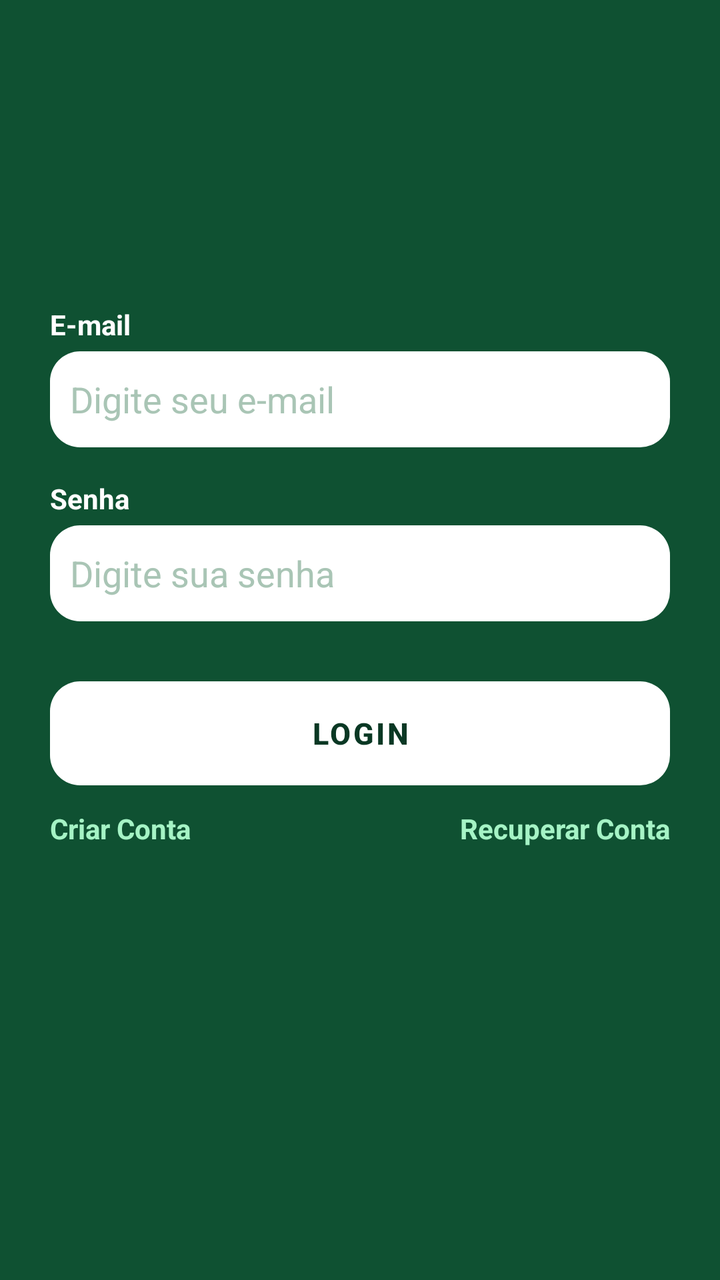
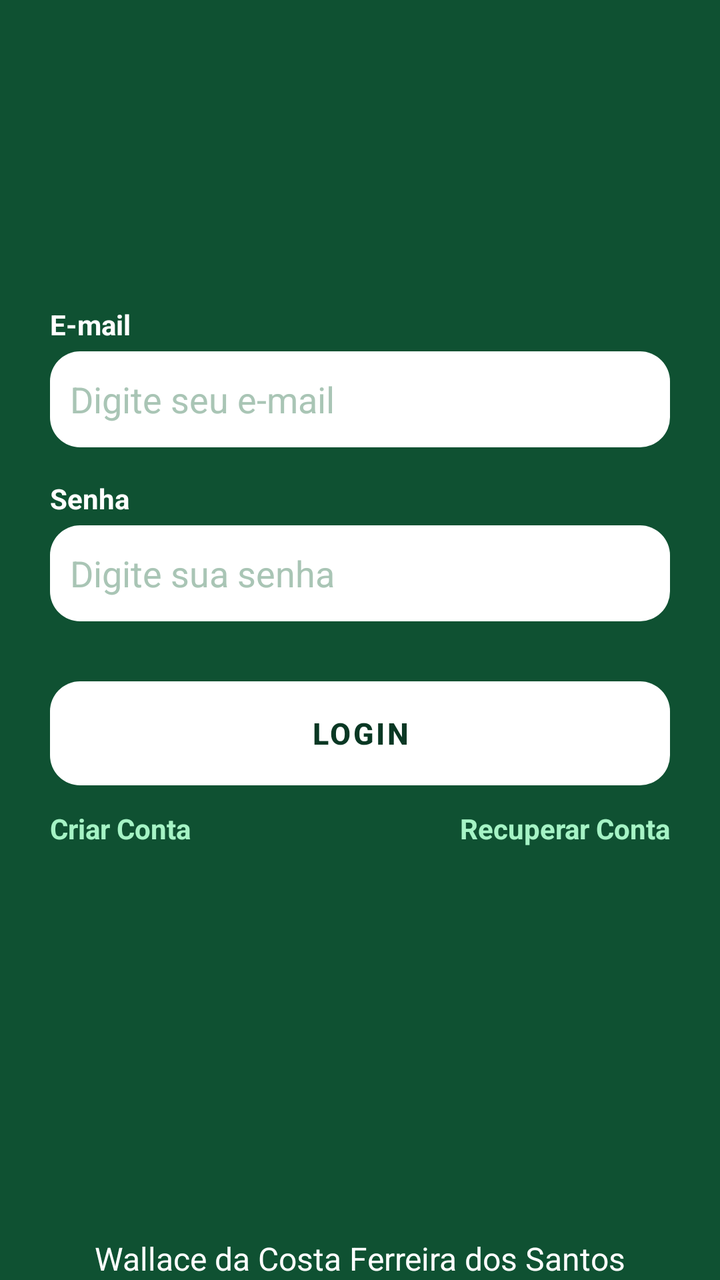

Compare the two renders of this Android layout. The source of the first and the diff that turns it into the second are given below.
<!-- AndroidManifest.xml: application theme Theme.Task -->
<!-- res/layout/fragment_login.xml -->
<?xml version="1.0" encoding="utf-8"?>
<androidx.constraintlayout.widget.ConstraintLayout
    xmlns:android="http://schemas.android.com/apk/res/android"
    xmlns:tools="http://schemas.android.com/tools"
    xmlns:app="http://schemas.android.com/apk/res-auto"
    android:layout_width="match_parent"
    android:layout_height="match_parent"
    android:background="@color/verdeelegante"
    tools:context=".ui.auth.LoginFragment">

    <LinearLayout
        android:id="@+id/linearLayout"
        android:layout_width="0dp"
        android:layout_height="wrap_content"
        android:orientation="vertical"
        android:layout_marginHorizontal="25dp"
        app:layout_constraintTop_toTopOf="parent"
        app:layout_constraintBottom_toBottomOf="parent"
        app:layout_constraintStart_toStartOf="parent"
        app:layout_constraintEnd_toEndOf="parent">

        
        <TextView
            android:layout_width="wrap_content"
            android:layout_height="wrap_content"
            android:text="E-mail"
            android:textColor="@color/white"
            android:textStyle="bold"/>

        <EditText
            android:layout_width="match_parent"
            android:layout_height="48dp"
            android:hint="Digite seu e-mail"
            android:textColor="@color/white"
            android:textColorHint="@color/grey2"
            android:inputType="textEmailAddress"
            android:padding="10dp"
            android:layout_marginTop="4dp"
            android:background="@drawable/bg_edit_text"/>

        
        <TextView
            android:layout_width="wrap_content"
            android:layout_height="wrap_content"
            android:text="Senha"
            android:textColor="@color/white"
            android:textStyle="bold"
            android:layout_marginTop="16dp"/>

        <EditText
            android:layout_width="match_parent"
            android:layout_height="48dp"
            android:hint="Digite sua senha"
            android:textColor="@color/white"
            android:textColorHint="@color/grey2"
            android:inputType="textPassword"
            android:padding="10dp"
            android:layout_marginTop="4dp"
            android:background="@drawable/bg_edit_text"/>

        
        <com.google.android.material.button.MaterialButton
            android:id="@+id/buttonLogin"
            android:layout_width="match_parent"
            android:layout_height="52dp"
            android:text="LOGIN"
            android:textColor="@color/verdeescuro"
            android:textStyle="bold"
            android:textSize="15sp"
            android:letterSpacing="0.08"
            android:layout_marginTop="30dp"
            android:background="@drawable/bg_btn"
            app:backgroundTint="@null"
            app:cornerRadius="12dp"/>

        
        <LinearLayout
            android:layout_width="match_parent"
            android:layout_height="wrap_content"
            android:orientation="horizontal"
            android:layout_marginTop="12dp">

            <TextView
                android:id="@+id/btnRegister"
                android:layout_width="0dp"
                android:layout_height="wrap_content"
                android:layout_weight="1"
                android:text="Criar Conta"
                android:textAlignment="textStart"
                android:textColor="@color/verdemint"
                android:textStyle="bold"/>

            <TextView
                android:id="@+id/btnRecover"
                android:layout_width="0dp"
                android:layout_height="wrap_content"
                android:layout_weight="1"
                android:text="Recuperar Conta"
                android:textAlignment="textEnd"
                android:textColor="@color/verdemint"
                android:textStyle="bold"/>
        </LinearLayout>

        
        <ProgressBar
            android:layout_width="wrap_content"
            android:layout_height="wrap_content"
            android:indeterminateTint="@color/verdealien"
            android:layout_gravity="center"
            android:layout_marginTop="16dp"
            android:visibility="invisible"
            tools:visibility="visible"/>

    </LinearLayout>

</androidx.constraintlayout.widget.ConstraintLayout>
<!-- resources referenced by this layout -->
<resources>
  <color name="grey2">#A9C5B5</color>
  <color name="verdealien">#55D68B</color>
  <color name="verdeelegante">#0F5132</color>
  <color name="verdeescuro">#0A3824</color>
  <color name="verdemint">#A5F3C5</color>
  <color name="white">#FFFFFFFF</color>
  <!-- drawable bg_btn (drawable) -->
  <?xml version="1.0" encoding="utf-8"?>
  <shape xmlns:android="http://schemas.android.com/apk/res/android"
      android:shape="rectangle">
  
      <solid android:color="@color/white"/>
      <corners android:radius="15dp"/>
  
  </shape>
  <!-- drawable bg_edit_text (drawable) -->
  <?xml version="1.0" encoding="utf-8"?>
  <shape xmlns:android="http://schemas.android.com/apk/res/android"
      android:shape="rectangle">
  
      <solid android:color="@color/white"/>
      <corners android:radius="15dp"/>
  
  </shape>
  <style name="Theme.Task" parent="Base.Theme.Task" />
  <style name="Base.Theme.Task" parent="Theme.Material3.DayNight.NoActionBar">
          
          <item name="colorPrimary">@color/verdeelegante</item>
          <item name="colorPrimaryVariant">@color/verdeelegante</item> --&gt;
          <item name="android:windowBackground">@color/verdeelegante</item>
  
      </style>
</resources>

<!-- the commit's change to res/layout/fragment_login.xml (unified diff, before → after) -->
@@ -113,4 +113,16 @@
 
     </LinearLayout>
 
+    <TextView
+        android:id="@+id/textView"
+        android:layout_width="wrap_content"
+        android:layout_height="wrap_content"
+        android:textColor="@color/white"
+        android:text="Wallace da Costa Ferreira dos Santos"
+        app:layout_constraintBottom_toBottomOf="parent"
+        app:layout_constraintEnd_toEndOf="parent"
+        android:textSize="16dp
+"
+        app:layout_constraintStart_toStartOf="parent" />
+
 </androidx.constraintlayout.widget.ConstraintLayout>
